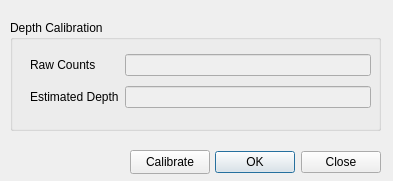
First picture: the form in resources/depthCal.ui, repository augustodn/smartlog, before the edit.
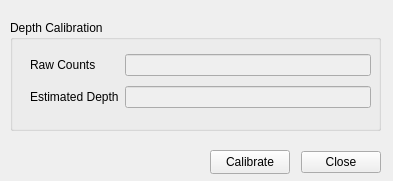
Second picture: the form after the edit.

```diff
--- a/resources/depthCal.ui
+++ b/resources/depthCal.ui
@@ -69,20 +69,20 @@
   <widget class="QDialogButtonBox" name="buttonBox">
    <property name="geometry">
     <rect>
-     <x>210</x>
+     <x>300</x>
      <y>150</y>
-     <width>171</width>
+     <width>81</width>
      <height>24</height>
     </rect>
    </property>
    <property name="standardButtons">
-    <set>QDialogButtonBox::Close|QDialogButtonBox::Ok</set>
+    <set>QDialogButtonBox::Close</set>
    </property>
   </widget>
   <widget class="QPushButton" name="calibrate">
    <property name="geometry">
     <rect>
-     <x>130</x>
+     <x>210</x>
      <y>150</y>
      <width>80</width>
      <height>24</height>
```
